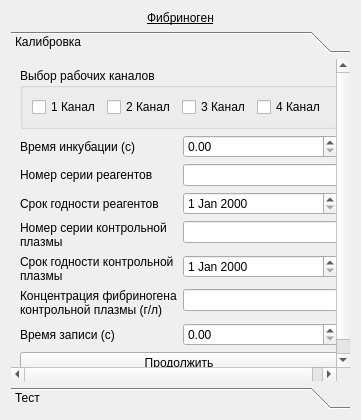
Qt form choisedialog/ko3.ui (krang4d/Agrekola) before a commit.
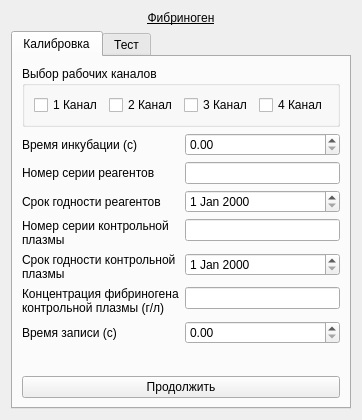
The same form after that commit.

```diff
--- a/choisedialog/ko3.ui
+++ b/choisedialog/ko3.ui
@@ -25,20 +25,12 @@
     </widget>
    </item>
    <item>
-    <widget class="QToolBox" name="toolBox">
+    <widget class="QTabWidget" name="tabWidget">
      <property name="currentIndex">
       <number>0</number>
      </property>
-     <widget class="QWidget" name="page_calib">
-      <property name="geometry">
-       <rect>
-        <x>0</x>
-        <y>0</y>
-        <width>343</width>
-        <height>329</height>
-       </rect>
-      </property>
-      <attribute name="label">
+     <widget class="QWidget" name="tabWidgetPage1">
+      <attribute name="title">
        <string>Калибровка</string>
       </attribute>
       <layout class="QVBoxLayout" name="verticalLayout">
@@ -194,16 +186,8 @@
        </item>
       </layout>
      </widget>
-     <widget class="QWidget" name="page_test">
-      <property name="geometry">
-       <rect>
-        <x>0</x>
-        <y>0</y>
-        <width>343</width>
-        <height>329</height>
-       </rect>
-      </property>
-      <attribute name="label">
+     <widget class="QWidget" name="tabWidgetPage2">
+      <attribute name="title">
        <string>Тест</string>
       </attribute>
       <layout class="QVBoxLayout" name="verticalLayout_3">
```
Left out of the diff: 9 changed lines with no effect on the pictures.
